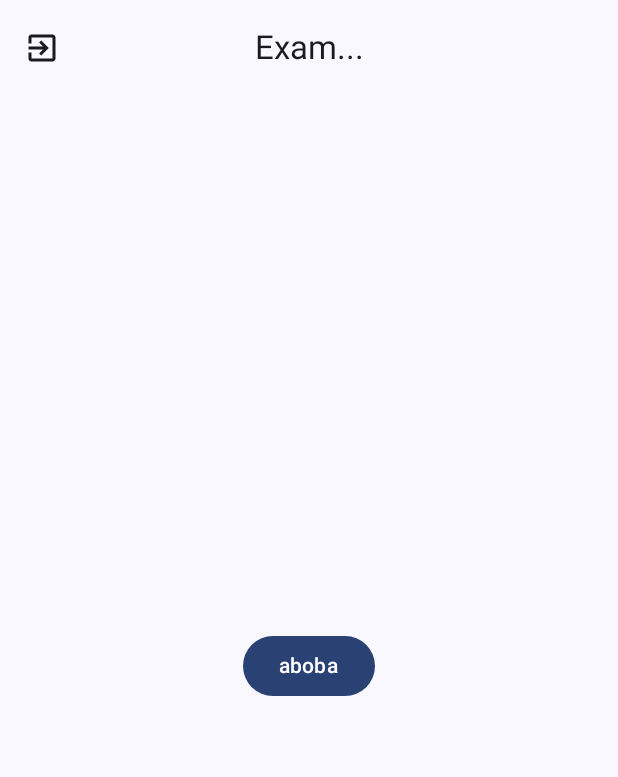
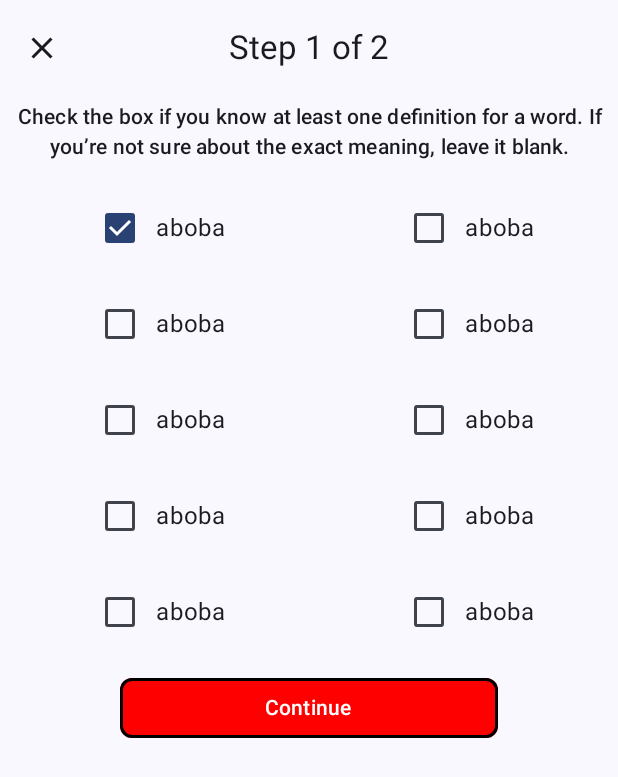
Before and after one commit to semprese/VocabularyFastTest, an Android app built with Jetpack Compose: the ExamScreen screen opened through its navigation route, after a tap on "aboba", on a phone screen of 412 x 824 dp. Shown: the top 777 px of the screen. Run offline under Robolectric (Android 15) with nearby library versions, the phone set to English and light mode, and no system bars; our stand-ins replace Room's generated code, window size class.

Commit message:
ui FirstSrcreen

```diff
--- a/app/src/main/java/com/bignerdranch/android/voctest/model/Entities.kt
+++ b/app/src/main/java/com/bignerdranch/android/voctest/model/Entities.kt
@@ -16,9 +16,9 @@ data class Word(
     @PrimaryKey(autoGenerate = true)
     val id: Int = 0,
     val name: String,
+    val level: Int,
     @Embedded
-    val categoryName: Category,
-    val level: Int
+    val categoryName: Category
 )
 //
 //@Fts4(contentEntity = Word::class)
@@ -35,7 +35,7 @@ data class Word(
 @Entity(tableName = "categories")
 data class Category(
     @PrimaryKey
-    val categoryName: String
+    val categoryName: String = ""
 )
 
 @Dao
@@ -58,6 +58,9 @@ interface WordDao {
     @Query("SELECT * FROM words")
     suspend fun getAllWords(): List<Word>
 
+    @Query("SELECT * FROM words WHERE level = :level")
+    suspend fun getWordsFromLevel(level: Int):List<Word>
+
     @Query("SELECT * FROM words WHERE categoryName LIKE '%' || :categoryName || '%'")
     suspend fun getWordsFromCategory(categoryName: String):List<Word>
 
--- a/app/src/main/java/com/bignerdranch/android/voctest/ui/ExamScreen.kt
+++ b/app/src/main/java/com/bignerdranch/android/voctest/ui/ExamScreen.kt
@@ -1,28 +1,48 @@
 package com.bignerdranch.android.voctest.ui
 
-import android.widget.Toast
-import androidx.compose.foundation.layout.Box
-import androidx.compose.foundation.layout.fillMaxSize
+import androidx.compose.foundation.BorderStroke
+import androidx.compose.foundation.clickable
+import androidx.compose.foundation.layout.Arrangement
+import androidx.compose.foundation.layout.Column
+import androidx.compose.foundation.layout.Row
+import androidx.compose.foundation.layout.fillMaxWidth
 import androidx.compose.foundation.layout.padding
+import androidx.compose.foundation.lazy.grid.GridCells
+import androidx.compose.foundation.lazy.grid.GridItemSpan
+import androidx.compose.foundation.lazy.grid.LazyVerticalGrid
+import androidx.compose.foundation.lazy.grid.items
+import androidx.compose.foundation.lazy.grid.itemsIndexed
 import androidx.compose.material.icons.Icons
-import androidx.compose.material.icons.automirrored.filled.ArrowBack
-import androidx.compose.material.icons.automirrored.filled.ExitToApp
+import androidx.compose.material.icons.filled.Close
 import androidx.compose.material3.Button
+import androidx.compose.material3.ButtonDefaults
 import androidx.compose.material3.CenterAlignedTopAppBar
+import androidx.compose.material3.Checkbox
+import androidx.compose.material3.CircularProgressIndicator
 import androidx.compose.material3.ExperimentalMaterial3Api
 import androidx.compose.material3.Icon
 import androidx.compose.material3.IconButton
+import androidx.compose.material3.MaterialTheme
 import androidx.compose.material3.Scaffold
+import androidx.compose.material3.ShapeDefaults
 import androidx.compose.material3.Text
 import androidx.compose.material3.windowsizeclass.WindowWidthSizeClass
 import androidx.compose.runtime.Composable
+import androidx.compose.runtime.mutableStateOf
+import androidx.compose.runtime.remember
+import androidx.compose.runtime.saveable.rememberSaveable
 import androidx.compose.ui.Alignment
 import androidx.compose.ui.Modifier
+import androidx.compose.ui.graphics.Color
 import androidx.compose.ui.platform.LocalContext
+import androidx.compose.ui.res.stringResource
+import androidx.compose.ui.text.style.TextAlign
 import androidx.compose.ui.tooling.preview.Preview
+import androidx.compose.ui.unit.dp
 import androidx.lifecycle.compose.collectAsStateWithLifecycle
 import androidx.lifecycle.viewmodel.compose.viewModel
 import com.bignerdranch.android.voctest.AppViewModelProvider
+import com.bignerdranch.android.voctest.R
 import com.bignerdranch.android.voctest.data.MainRepository
 import com.bignerdranch.android.voctest.data.VocDatabase
 
@@ -33,44 +53,143 @@ fun ExamScreen(
     windowWidth: WindowWidthSizeClass,
     onBackHome: () -> Unit,
 ) {
-    Scaffold (
+    val uiState = viewModel.ExamUiState.collectAsStateWithLifecycle()
+    val currentStageTest = uiState.value.stage
+    val context = LocalContext.current
+    Scaffold(
         topBar = {
             CenterAlignedTopAppBar(
-                title = { Text("Exam...") },
-                navigationIcon = { IconButton( onClick = onBackHome){
-                    Icon(Icons.AutoMirrored.Default.ExitToApp, "Close") }
+                title = {
+                    Text(
+                        if (currentStageTest == StageTest.FIRST) "Step 1 of 2"
+                        else "Step 2 of 2"
+                    )
+                },
+                navigationIcon = {
+                    IconButton(onClick = onBackHome) {
+                        Icon(Icons.Default.Close, "Close")
+                    }
                 }
             )
         }
-    ){ innerPadding ->
-        val uiState = viewModel.ExamUiState.collectAsStateWithLifecycle()
-        val currentStageTest = uiState.value.stage
-        val context = LocalContext.current
-        Box(
-            contentAlignment = Alignment.Center,
-            modifier = Modifier.fillMaxSize().padding(innerPadding)
-        ){
-            Button(
-                onClick = {
-                    Toast.makeText(context, "BibA", Toast.LENGTH_LONG).show()
+    ) { innerPadding ->
+        val countOfColumn = when (windowWidth) {
+            WindowWidthSizeClass.Medium -> 2
+            WindowWidthSizeClass.Expanded -> 3
+            else -> 2
+        }
+        if (uiState.value.isLoading)
+            CircularProgressIndicator()
+        else
+            when (currentStageTest) {
+                StageTest.FIRST -> FirstStageScreen(
+                    countOfColumn = countOfColumn,
+                    onNextClick = { viewModel.onChangeStage(StageTest.SECOND) },
+                    modifier = Modifier.padding(innerPadding)
+                )
+
+                StageTest.SECOND -> SecondStageScreen(
+                    countOfColumn = countOfColumn,
+                    onNextClick = { viewModel.onChangeStage(StageTest.SECOND) },
+                    modifier = Modifier.padding(innerPadding)
+                )
+
+                StageTest.END -> ResultStateScreen(
+                    onDone = onBackHome,
+                    modifier = Modifier.padding(innerPadding)
+                )
+            }
+    }
+}
+
+@Composable
+fun FirstStageScreen(
+    countOfColumn: Int,
+    onNextClick: () -> Unit,
+    modifier: Modifier,
+) {
+    val list = List(10) { "aboba" }
+    val listStatesCheck = List(10) { rememberSaveable { mutableStateOf(false) } }
+
+    Column(
+        modifier = modifier
+    ) {
+        LazyVerticalGrid(
+            columns = GridCells.Fixed(countOfColumn),
+//            horizontalArrangement = Arrangement.spacedBy(6.dp),
+            verticalArrangement = Arrangement.spacedBy(16.dp)
+        ) {
+            item(span = { GridItemSpan(countOfColumn) }) {
+                Text(
+                    text = stringResource(R.string.help_of_top_screen),
+                    textAlign = TextAlign.Center,
+                    style = MaterialTheme.typography.labelLarge,
+                    modifier = Modifier
+                        .fillMaxWidth()
+                        .padding(4.dp)
+                )
+            }
+            itemsIndexed(list) { index, word ->
+                Row(
+                    verticalAlignment = Alignment.CenterVertically,
+                    horizontalArrangement = Arrangement.Center,
+                    modifier = Modifier
+                        .padding(horizontal = 30.dp)
+                        .clickable {
+                        listStatesCheck[index].value = !listStatesCheck[index].value
+                    }) {
+                    Checkbox(listStatesCheck[index].value, {
+                        listStatesCheck[index].value = !listStatesCheck[index].value
+                    })
+                    Text(
+                        word,
+                    )
                 }
-            ) {
-                Text("aboba")
+            }
+            item(span = { GridItemSpan(countOfColumn) }) {
+                Button(
+                    onClick = onNextClick,
+                    colors = ButtonDefaults.buttonColors().copy(
+                        containerColor = Color.Red
+                    ),
+                    shape = ShapeDefaults.Small,
+                    border = BorderStroke(2.dp, Color.Black),
+                    modifier = Modifier.padding(horizontal = 80.dp)
+                ) {
+                    Text("Continue")
+                }
             }
         }
     }
+
+}
+
+@Composable
+fun SecondStageScreen(
+    countOfColumn: Int,
+    modifier: Modifier,
+    onNextClick: () -> Unit
+) {
+    TODO("Not yet implemented")
+}
+
+@Composable
+fun ResultStateScreen(modifier: Modifier, onDone: () -> Unit) {
+
 }
 
 @Preview
 @Composable
-fun PrevExamScreen(){
+fun PrevExamScreen() {
     ExamScreen(
         onBackHome = { {} },
         windowWidth = WindowWidthSizeClass.Compact,
         viewModel = ExamViewModel(
             MainRepository(
                 VocDatabase.getDatabase(
-                    LocalContext.current).wordDao())
+                    LocalContext.current
+                ).wordDao()
+            )
         ),
 
         )
--- a/app/src/main/java/com/bignerdranch/android/voctest/ui/ExamViewModel.kt
+++ b/app/src/main/java/com/bignerdranch/android/voctest/ui/ExamViewModel.kt
@@ -20,7 +20,7 @@ data class ExamUiState(
 )
 
 enum class StageTest {
-    HOME, FIRST, SECOND
+    FIRST, SECOND, END
 }
 /*
 Level
@@ -35,18 +35,25 @@ class ExamViewModel(
     val mainRepository: MainRepository
 ):ViewModel() {
 
-    private val _uiState = MutableStateFlow(ExamUiState(StageTest.HOME, false))
+    private val _uiState = MutableStateFlow(ExamUiState(StageTest.FIRST, false))
     val ExamUiState: StateFlow<ExamUiState> = _uiState.asStateFlow()
 
-    var listCategories = emptyList<Category>()
+    var listWords = emptyList<Word>()
 
     init {
+        _uiState.update { it.copy(isLoading = true) }
+
         viewModelScope.launch {
-            listCategories = mainRepository.getAllCategories()
+            listWords = mainRepository.getAllWords()
+        }
+        _uiState.update { it.copy(isLoading = false) }
+    }
+
+    fun onChangeStage(stage: StageTest){
+        _uiState.update {
+            it.copy(stage = stage)
         }
     }
-
-
 
 //Temp methods
     fun insertWord(word: Word){
@@ -72,9 +79,14 @@ class ExamViewModel(
 
 
     fun getAllWords(){
-        _uiState.update { it.copy(isLoading = true) }
         viewModelScope.launch {
             val tList = mainRepository.getAllWords()
+            _uiState.update { it.copy(isLoading = false, listWords = tList) }
+        }
+    }
+    fun getAllWordsFromLevel(level: Int){
+        viewModelScope.launch {
+            val tList = mainRepository.getWordsFromLevel(level)
             _uiState.update { it.copy(isLoading = false, listWords = tList) }
         }
     }
--- a/app/src/main/java/com/bignerdranch/android/voctest/ui/MainActivity.kt
+++ b/app/src/main/java/com/bignerdranch/android/voctest/ui/MainActivity.kt
@@ -13,7 +13,7 @@ class MainActivity : ComponentActivity() {
     @OptIn(ExperimentalMaterial3WindowSizeClassApi::class)
     override fun onCreate(savedInstanceState: Bundle?) {
         super.onCreate(savedInstanceState)
-        val repo = (application as VocTestApplication).mainRepository
+//        val repo = (application as VocTestApplication).mainRepository
 //        application.deleteDatabase("words_database")
         enableEdgeToEdge()
         setContent {
--- a/app/src/main/res/values/strings.xml
+++ b/app/src/main/res/values/strings.xml
@@ -1,3 +1,4 @@
 <resources>
     <string name="app_name">VocTest</string>
+    <string name="help_of_top_screen">Check the box if you know at least one definition for a word. If you’re not sure about the exact meaning, leave it blank.</string>
 </resources>
```
Also changed, not shown: app/src/main/java/com/bignerdranch/android/voctest/data/MainRepository.kt (+6 -3 lines).
